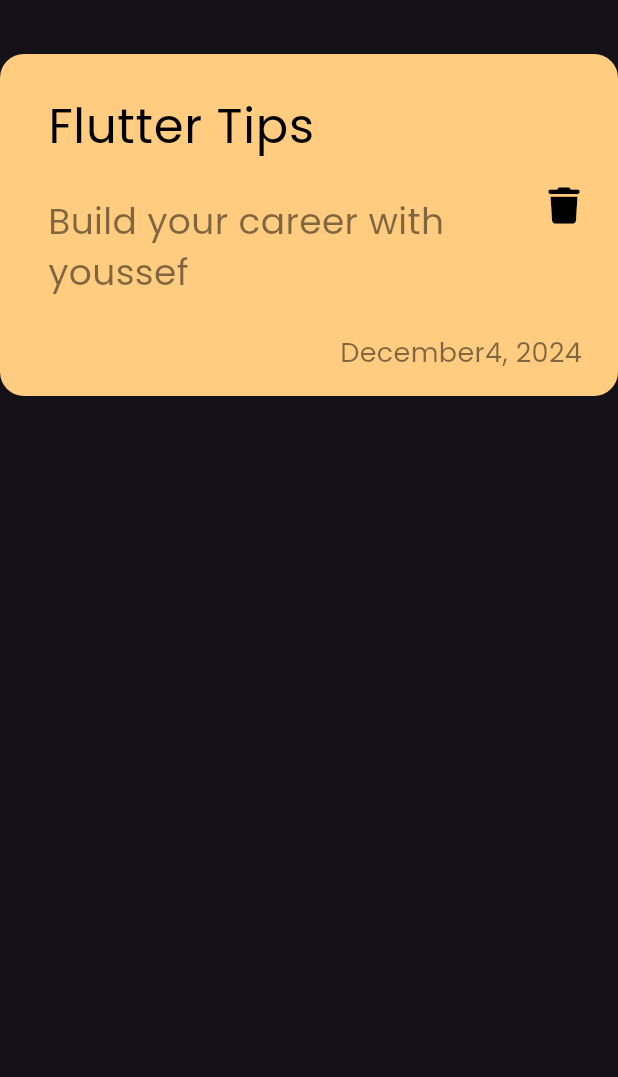
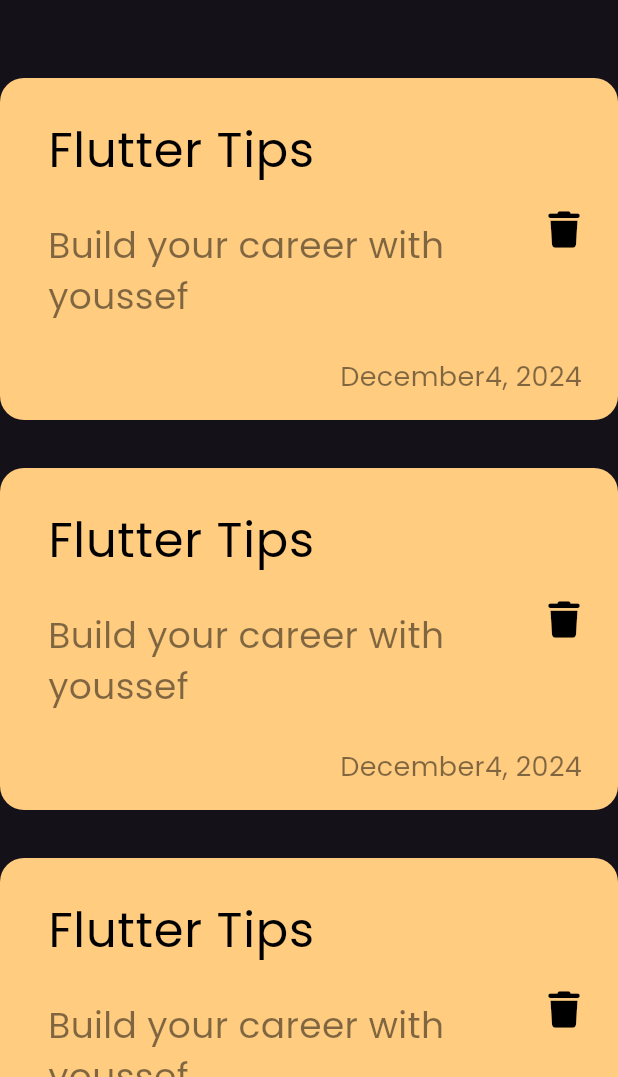
Before and after one commit to YoussefKadafy/notes_app, a Flutter app: the screen it shows after launch, on a phone screen of 412 x 824 dp, the part 159-1236 px from its top. Run offline on Flutter 3.47's test engine with Material 3 defaults, Android fonts, the phone set to English and light mode, and no system bars; our stand-ins replace font_awesome_flutter.

Commit message:
create notes list view builder

```diff
--- /dev/null
+++ b/lib/widgets/custom_note_item.dart
@@ -0,0 +1,56 @@
+import 'package:flutter/material.dart';
+import 'package:font_awesome_flutter/font_awesome_flutter.dart';
+
+class NoteIetem extends StatelessWidget {
+  const NoteIetem({super.key});
+
+  @override
+  Widget build(BuildContext context) {
+    return Container(
+      padding: EdgeInsetsDirectional.only(
+        top: 16,
+        start: 16,
+        bottom: 16,
+      ),
+      decoration: BoxDecoration(
+        borderRadius: BorderRadius.circular(16),
+        color: Color(0xffFFCC80),
+      ),
+      child: Column(
+        crossAxisAlignment: CrossAxisAlignment.end,
+        children: [
+          ListTile(
+            title: Text(
+              'Flutter Tips',
+              style: TextStyle(fontSize: 32, color: Colors.black),
+            ),
+            subtitle: Padding(
+              padding: const EdgeInsetsDirectional.only(top: 22, bottom: 16),
+              child: Text(
+                'Build your career with youssef',
+                style: TextStyle(
+                  fontSize: 24,
+                  color: Colors.black.withOpacity(.5),
+                ),
+              ),
+            ),
+            trailing: Icon(
+              FontAwesomeIcons.trash,
+              color: Colors.black,
+            ),
+          ),
+          Padding(
+            padding: const EdgeInsetsDirectional.only(end: 24),
+            child: Text(
+              'December4, 2024',
+              style: TextStyle(
+                fontSize: 18,
+                color: Colors.black.withOpacity(0.5),
+              ),
+            ),
+          ),
+        ],
+      ),
+    );
+  }
+}
--- /dev/null
+++ b/lib/widgets/notes_list_view.dart
@@ -0,0 +1,16 @@
+import 'package:flutter/material.dart';
+import 'package:notes_app/widgets/custom_note_item.dart';
+
+class NotesViewBuilder extends StatelessWidget {
+  const NotesViewBuilder({super.key});
+
+  @override
+  Widget build(BuildContext context) {
+    return ListView.builder(itemBuilder: (context, index) {
+      return const Padding(
+        padding: EdgeInsets.symmetric(vertical: 16),
+        child: NoteIetem(),
+      );
+    });
+  }
+}
--- a/lib/widgets/notes_view_body.dart
+++ b/lib/widgets/notes_view_body.dart
@@ -2,14 +2,15 @@ import 'package:flutter/material.dart';
 import 'package:font_awesome_flutter/font_awesome_flutter.dart';
 import 'package:notes_app/widgets/custom_app_bar.dart';
 import 'package:notes_app/views/notes_view.dart';
+import 'package:notes_app/widgets/custom_note_item.dart';
+import 'package:notes_app/widgets/notes_list_view.dart';
 
 class NotesViewBody extends StatelessWidget {
   const NotesViewBody({super.key});
 
   @override
   Widget build(BuildContext context) {
-    return Column(
-      children: [
+    return const Column(children: [
       SizedBox(
         height: 50,
       ),
@@ -17,62 +18,7 @@ class NotesViewBody extends StatelessWidget {
       SizedBox(
         height: 20,
       ),
-        NoteIetem(),
-      ],
-    );
+      Expanded(child: NotesViewBuilder()),
+    ]);
   }
 }
-
-class NoteIetem extends StatelessWidget {
-  const NoteIetem({super.key});
-
-  @override
-  Widget build(BuildContext context) {
-    return Container(
-      padding: EdgeInsetsDirectional.only(
-        top: 16,
-        start: 16,
-        bottom: 16,
-      ),
-      decoration: BoxDecoration(
-        borderRadius: BorderRadius.circular(16),
-        color: Color(0xffFFCC80),
-      ),
-      child: Column(
-        crossAxisAlignment: CrossAxisAlignment.end,
-        children: [
-          ListTile(
-            title: Text(
-              'Flutter Tips',
-              style: TextStyle(fontSize: 32, color: Colors.black),
-            ),
-            subtitle: Padding(
-              padding: const EdgeInsetsDirectional.only(top: 22, bottom: 16),
-              child: Text(
-                'Build your career with youssef',
-                style: TextStyle(
-                  fontSize: 24,
-                  color: Colors.black.withOpacity(.5),
-                ),
-              ),
-            ),
-            trailing: Icon(
-              FontAwesomeIcons.trash,
-              color: Colors.black,
-            ),
-          ),
-          Padding(
-            padding: const EdgeInsetsDirectional.only(end: 24),
-            child: Text(
-              'December4, 2024',
-              style: TextStyle(
-                fontSize: 18,
-                color: Colors.black.withOpacity(0.5),
-              ),
-            ),
-          ),
-        ],
-      ),
-    );
-  }
-}
```
Lines whose indentation alone changed are shown as unchanged.
